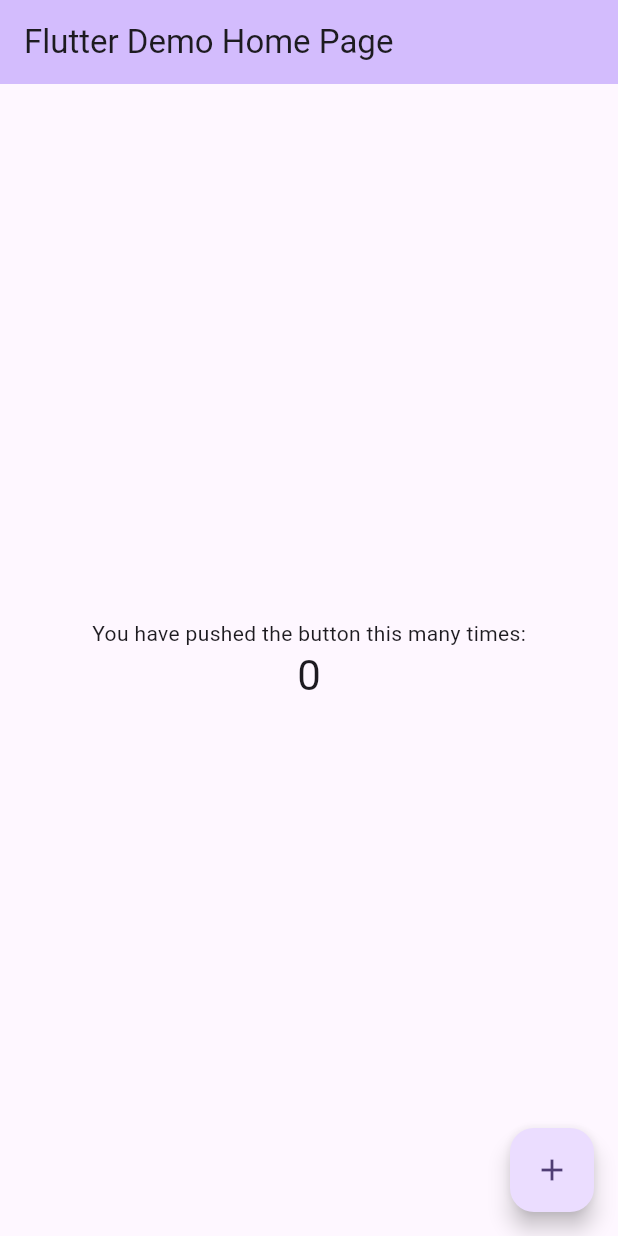
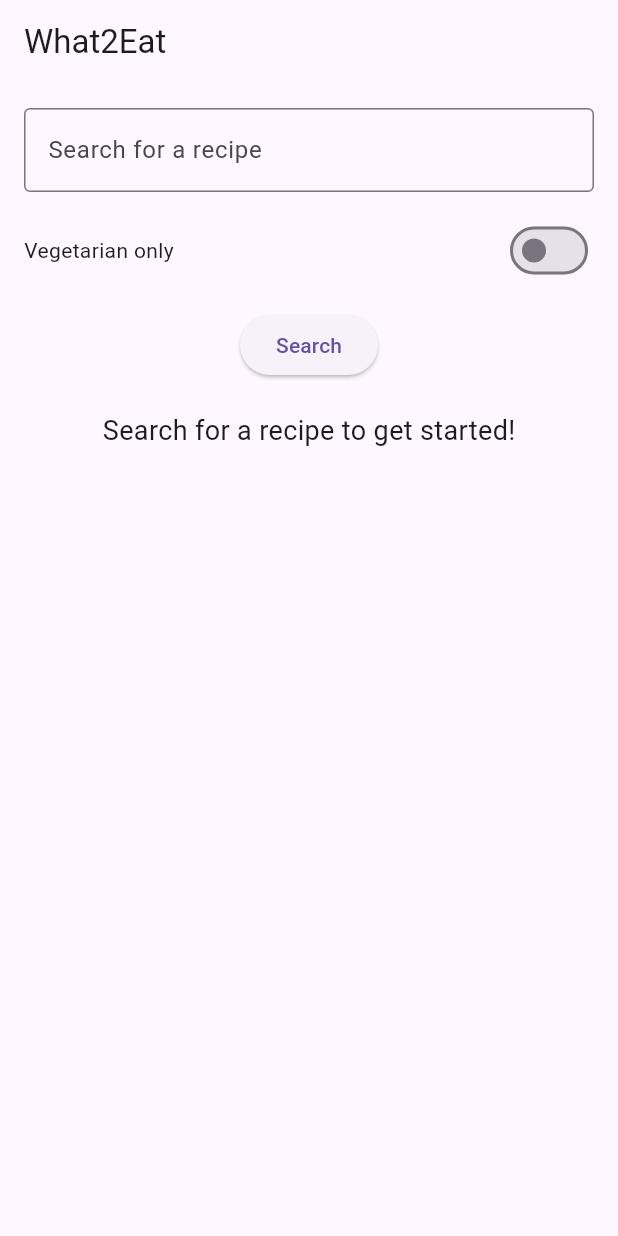
Before and after one commit to IffeCode/Mobilt_java25_Ifteker_Hossain_Flutter_v_4, a Flutter app: the screen it shows after launch, on a phone screen of 412 x 824 dp. Run offline on Flutter 3.47's test engine with Material 3 defaults, Android fonts, the phone set to English and light mode, and no system bars.

Commit message:
UI for the first page is complete

```diff
--- a/lib/main.dart
+++ b/lib/main.dart
@@ -7,116 +7,88 @@ void main() {
 class MyApp extends StatelessWidget {
   const MyApp({super.key});
 
-  // This widget is the root of your application.
   @override
   Widget build(BuildContext context) {
     return MaterialApp(
-      title: 'Flutter Demo',
-      theme: ThemeData(
-        // This is the theme of your application.
-        //
-        // TRY THIS: Try running your application with "flutter run". You'll see
-        // the application has a purple toolbar. Then, without quitting the app,
-        // try changing the seedColor in the colorScheme below to Colors.green
-        // and then invoke "hot reload" (save your changes or press the "hot
-        // reload" button in a Flutter-supported IDE, or press "r" if you used
-        // the command line to start the app).
-        //
-        // Notice that the counter didn't reset back to zero; the application
-        // state is not lost during the reload. To reset the state, use hot
-        // restart instead.
-        //
-        // This works for code too, not just values: Most code changes can be
-        // tested with just a hot reload.
-        colorScheme: .fromSeed(seedColor: Colors.deepPurple),
-      ),
-      home: const MyHomePage(title: 'Flutter Demo Home Page'),
+      debugShowCheckedModeBanner: false,
+      title: 'What2Eat',
+
+      home: const RecipePage(),
     );
   }
 }
 
-class MyHomePage extends StatefulWidget {
-  const MyHomePage({super.key, required this.title});
-
-  // This widget is the home page of your application. It is stateful, meaning
-  // that it has a State object (defined below) that contains fields that affect
-  // how it looks.
-
-  // This class is the configuration for the state. It holds the values (in this
-  // case the title) provided by the parent (in this case the App widget) and
-  // used by the build method of the State. Fields in a Widget subclass are
-  // always marked "final".
-
-  final String title;
+class RecipePage extends StatefulWidget {
+  const RecipePage({super.key});
 
   @override
-  State<MyHomePage> createState() => _MyHomePageState();
+  State<RecipePage> createState() => _RecipePageState();
 }
 
-class _MyHomePageState extends State<MyHomePage> {
-  int _counter = 0;
-
-  void _incrementCounter() {
-    setState(() {
-      // This call to setState tells the Flutter framework that something has
-      // changed in this State, which causes it to rerun the build method below
-      // so that the display can reflect the updated values. If we changed
-      // _counter without calling setState(), then the build method would not be
-      // called again, and so nothing would appear to happen.
-      _counter++;
-    });
-  }
+class _RecipePageState extends State<RecipePage> {
+  bool vegetarianOnly = false;
 
   @override
   Widget build(BuildContext context) {
-    // This method is rerun every time setState is called, for instance as done
-    // by the _incrementCounter method above.
-    //
-    // The Flutter framework has been optimized to make rerunning build methods
-    // fast, so that you can just rebuild anything that needs updating rather
-    // than having to individually change instances of widgets.
     return Scaffold(
       appBar: AppBar(
-        // TRY THIS: Try changing the color here to a specific color (to
-        // Colors.amber, perhaps?) and trigger a hot reload to see the AppBar
-        // change color while the other colors stay the same.
-        backgroundColor: Theme.of(context).colorScheme.inversePrimary,
-        // Here we take the value from the MyHomePage object that was created by
-        // the App.build method, and use it to set our appbar title.
-        title: Text(widget.title),
+        title: const Text('What2Eat'),
       ),
-      body: Center(
-        // Center is a layout widget. It takes a single child and positions it
-        // in the middle of the parent.
+
+      body: Padding(
+        padding: const EdgeInsets.all(16.0),
+
         child: Column(
-          // Column is also a layout widget. It takes a list of children and
-          // arranges them vertically. By default, it sizes itself to fit its
-          // children horizontally, and tries to be as tall as its parent.
-          //
-          // Column has various properties to control how it sizes itself and
-          // how it positions its children. Here we use mainAxisAlignment to
-          // center the children vertically; the main axis here is the vertical
-          // axis because Columns are vertical (the cross axis would be
-          // horizontal).
-          //
-          // TRY THIS: Invoke "debug painting" (choose the "Toggle Debug Paint"
-          // action in the IDE, or press "p" in the console), to see the
-          // wireframe for each widget.
-          mainAxisAlignment: .center,
           children: [
-            const Text('You have pushed the button this many times:'),
-            Text(
-              '$_counter',
-              style: Theme.of(context).textTheme.headlineMedium,
+
+
+            TextFormField(
+              decoration: const InputDecoration(
+                labelText: 'Search for a recipe',
+                border: OutlineInputBorder(),
+              ),
+            ),
+
+            const SizedBox(height: 15),
+
+
+            Row(
+              mainAxisAlignment: MainAxisAlignment.spaceBetween,
+              children: [
+                const Text('Vegetarian only'),
+
+                Switch(
+                  value: vegetarianOnly,
+                  onChanged: (value) {
+                    setState(() {
+                      vegetarianOnly = value;
+                    });
+                  },
+                ),
+              ],
+            ),
+
+            const SizedBox(height: 15),
+
+
+            ElevatedButton(
+              onPressed: () {
+                print('Search button pressed');
+              },
+              child: const Text('Search'),
+            ),
+
+            const SizedBox(height: 20),
+
+            const Text(
+              'Search for a recipe to get started!',
+              style: TextStyle(
+                fontSize: 18,
+              ),
             ),
           ],
         ),
       ),
-      floatingActionButton: FloatingActionButton(
-        onPressed: _incrementCounter,
-        tooltip: 'Increment',
-        child: const Icon(Icons.add),
-      ),
     );
   }
 }
```
